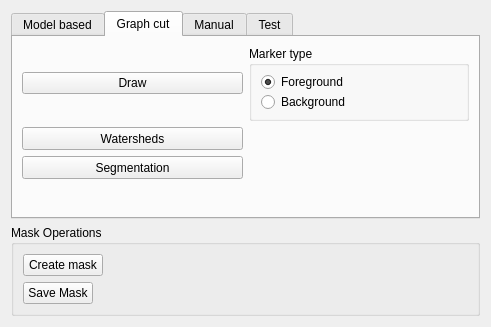
Before: the Qt Designer form Applications/Viewer/OrganSegmentationModule/OrganSegmentationWidget.ui in JanKolomaznik/MedV4D, drawn with Qt 5.
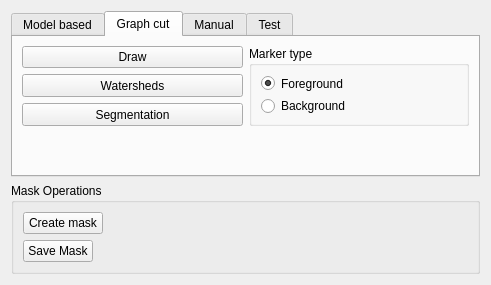
After: the same form once the commit is applied. Custom widgets are drawn as their Qt base class.

Diff of the .ui file:
```diff
--- a/Applications/Viewer/OrganSegmentationModule/OrganSegmentationWidget.ui
+++ b/Applications/Viewer/OrganSegmentationModule/OrganSegmentationWidget.ui
@@ -7,7 +7,7 @@
     <x>0</x>
     <y>0</y>
     <width>491</width>
-    <height>327</height>
+    <height>285</height>
    </rect>
   </property>
   <property name="minimumSize">
@@ -118,17 +118,11 @@
       </widget>
      </widget>
      <widget class="QWidget" name="tab_2">
-      <property name="minimumSize">
-       <size>
-        <width>0</width>
-        <height>100</height>
-       </size>
-      </property>
       <attribute name="title">
        <string>Graph cut</string>
       </attribute>
       <layout class="QGridLayout" name="gridLayout_2">
-       <item row="3" column="1">
+       <item row="4" column="1">
         <spacer name="verticalSpacer_2">
          <property name="orientation">
           <enum>Qt::Vertical</enum>
@@ -141,7 +135,49 @@
          </property>
         </spacer>
        </item>
-       <item row="0" column="1">
+       <item row="2" column="0">
+        <widget class="QPushButton" name="buttonComputeWatersheds">
+         <property name="minimumSize">
+          <size>
+           <width>0</width>
+           <height>23</height>
+          </size>
+         </property>
+         <property name="text">
+          <string>Watersheds</string>
+         </property>
+        </widget>
+       </item>
+       <item row="3" column="0">
+        <widget class="QPushButton" name="mRunSegmentationButton">
+         <property name="minimumSize">
+          <size>
+           <width>0</width>
+           <height>23</height>
+          </size>
+         </property>
+         <property name="text">
+          <string>Segmentation</string>
+         </property>
+        </widget>
+       </item>
+       <item row="1" column="0">
+        <widget class="QPushButton" name="mBimaskDrawToggleButton">
+         <property name="minimumSize">
+          <size>
+           <width>0</width>
+           <height>20</height>
+          </size>
+         </property>
+         <property name="text">
+          <string>Draw</string>
+         </property>
+         <property name="checkable">
+          <bool>true</bool>
+         </property>
+        </widget>
+       </item>
+       <item row="1" column="1" rowspan="3">
         <widget class="QGroupBox" name="groupBox">
          <property name="minimumSize">
           <size>
@@ -173,48 +209,6 @@
          </layout>
         </widget>
        </item>
-       <item row="0" column="0">
-        <widget class="QPushButton" name="mBimaskDrawToggleButton">
-         <property name="minimumSize">
-          <size>
-           <width>0</width>
-           <height>20</height>
-          </size>
-         </property>
-         <property name="text">
-          <string>Draw</string>
-         </property>
-         <property name="checkable">
-          <bool>true</bool>
-         </property>
-        </widget>
-       </item>
-       <item row="1" column="0">
-        <widget class="QPushButton" name="buttonComputeWatersheds">
-         <property name="minimumSize">
-          <size>
-           <width>0</width>
-           <height>23</height>
-          </size>
-         </property>
-         <property name="text">
-          <string>Watersheds</string>
-         </property>
-        </widget>
-       </item>
-       <item row="2" column="0">
-        <widget class="QPushButton" name="mRunSegmentationButton">
-         <property name="minimumSize">
-          <size>
-           <width>0</width>
-           <height>23</height>
-          </size>
-         </property>
-         <property name="text">
-          <string>Segmentation</string>
-         </property>
-        </widget>
-       </item>
       </layout>
      </widget>
      <widget class="QWidget" name="tab_3">
```
